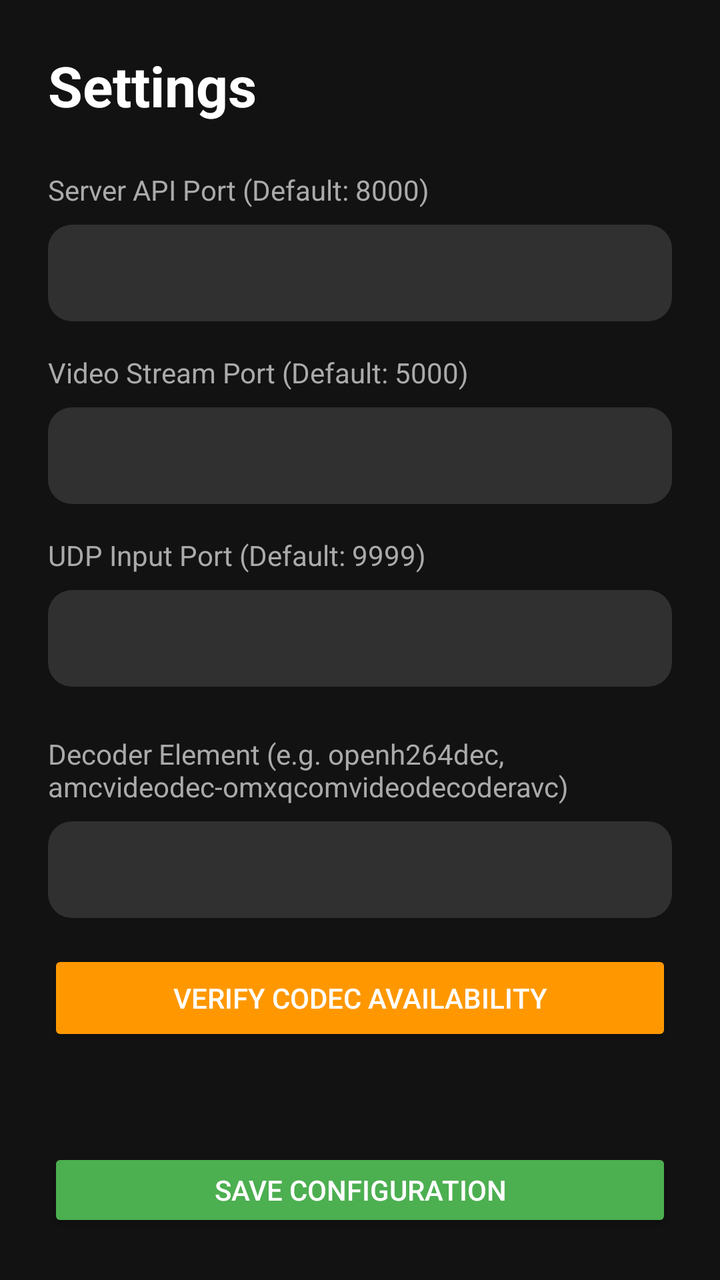
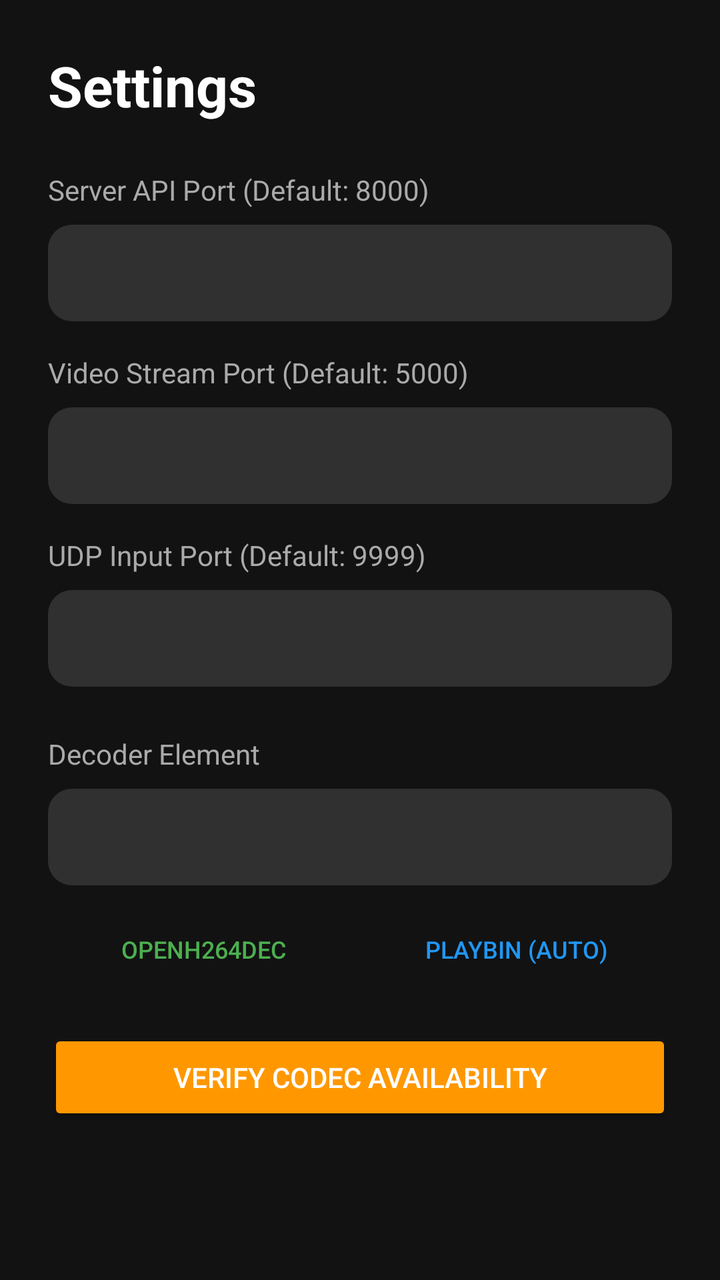

Screens rendered from an Android XML layout before and after an edit, with the pre-edit source and the edit as a unified diff.
<!-- AndroidManifest.xml: application theme Theme.AppCompat.Light.NoActionBar -->
<!-- res/layout/activity_settings.xml -->
<?xml version="1.0" encoding="utf-8"?>
<LinearLayout xmlns:android="http://schemas.android.com/apk/res/android"
    android:layout_width="match_parent"
    android:layout_height="match_parent"
    android:background="#121212"
    android:orientation="vertical"
    android:padding="24dp">

    <TextView
        android:layout_width="wrap_content"
        android:layout_height="wrap_content"
        android:text="Settings"
        android:textColor="#FFFFFF"
        android:textSize="28sp"
        android:textStyle="bold"
        android:layout_marginBottom="24dp"/>

    
    <TextView
        android:layout_width="wrap_content"
        android:layout_height="wrap_content"
        android:text="Server API Port (Default: 8000)"
        android:textColor="#AAAAAA"
        android:layout_marginBottom="8dp"/>
    <EditText
        android:id="@+id/etApiPort"
        android:layout_width="match_parent"
        android:layout_height="wrap_content"
        android:background="@drawable/rounded_toolbar_bg"
        android:padding="12dp"
        android:textColor="#FFFFFF"
        android:inputType="number"
        android:layout_marginBottom="16dp"/>

    
    <TextView
        android:layout_width="wrap_content"
        android:layout_height="wrap_content"
        android:text="Video Stream Port (Default: 5000)"
        android:textColor="#AAAAAA"
        android:layout_marginBottom="8dp"/>
    <EditText
        android:id="@+id/etVideoPort"
        android:layout_width="match_parent"
        android:layout_height="wrap_content"
        android:background="@drawable/rounded_toolbar_bg"
        android:padding="12dp"
        android:textColor="#FFFFFF"
        android:inputType="number"
        android:layout_marginBottom="16dp"/>

    
    <TextView
        android:layout_width="wrap_content"
        android:layout_height="wrap_content"
        android:text="UDP Input Port (Default: 9999)"
        android:textColor="#AAAAAA"
        android:layout_marginBottom="8dp"/>
    <EditText
        android:id="@+id/etInputPort"
        android:layout_width="match_parent"
        android:layout_height="wrap_content"
        android:background="@drawable/rounded_toolbar_bg"
        android:padding="12dp"
        android:textColor="#FFFFFF"
        android:inputType="number"
        android:layout_marginBottom="24dp"/>

    
    <TextView
        android:layout_width="wrap_content"
        android:layout_height="wrap_content"
        android:text="Decoder Element (e.g. openh264dec, amcvideodec-omxqcomvideodecoderavc)"
        android:textColor="#AAAAAA"
        android:layout_marginBottom="8dp"/>
    <EditText
        android:id="@+id/etDecoder"
        android:layout_width="match_parent"
        android:layout_height="wrap_content"
        android:background="@drawable/rounded_toolbar_bg"
        android:padding="12dp"
        android:textColor="#FFFFFF"
        android:inputType="text"
        android:layout_marginBottom="16dp"/>

    <Button
        android:id="@+id/btnVerifyCodec"
        android:layout_width="match_parent"
        android:layout_height="wrap_content"
        android:backgroundTint="#FF9800"
        android:text="Verify Codec Availability"
        android:textColor="#FFFFFF"
        android:layout_marginBottom="8dp"/>

    <TextView
        android:id="@+id/tvCodecStatus"
        android:layout_width="match_parent"
        android:layout_height="wrap_content"
        android:textColor="#FFFFFF"
        android:textSize="14sp"
        android:layout_marginBottom="24dp"/>

    <Button
        android:id="@+id/btnSaveSettings"
        android:layout_width="match_parent"
        android:layout_height="wrap_content"
        android:backgroundTint="#4CAF50"
        android:text="Save configuration"
        android:textColor="#FFFFFF"/>

</LinearLayout>
<!-- resources referenced by this layout -->
<resources>
  <!-- drawable rounded_toolbar_bg (drawable) -->
  <?xml version="1.0" encoding="utf-8"?>
  <shape xmlns:android="http://schemas.android.com/apk/res/android">
      <solid android:color="#303030"/>
      <corners android:radius="12dp"/>
  </shape>
</resources>

<!-- the commit's change to res/layout/activity_settings.xml (unified diff, before → after) -->
@@ -70,7 +70,7 @@
     <TextView
         android:layout_width="wrap_content"
         android:layout_height="wrap_content"
-        android:text="Decoder Element (e.g. openh264dec, amcvideodec-omxqcomvideodecoderavc)"
+        android:text="Decoder Element"
         android:textColor="#AAAAAA"
         android:layout_marginBottom="8dp"/>
     <EditText
@@ -81,7 +81,32 @@
         android:padding="12dp"
         android:textColor="#FFFFFF"
         android:inputType="text"
-        android:layout_marginBottom="16dp"/>
+        android:layout_marginBottom="8dp"/>
+
+    <LinearLayout
+        android:layout_width="match_parent"
+        android:layout_height="wrap_content"
+        android:orientation="horizontal"
+        android:layout_marginBottom="16dp">
+        <Button
+            android:id="@+id/btnSetOpenH264"
+            android:layout_width="0dp"
+            android:layout_height="wrap_content"
+            android:layout_weight="1"
+            android:text="openh264dec"
+            android:textSize="12sp"
+            style="?android:attr/borderlessButtonStyle"
+            android:textColor="#4CAF50"/>
+        <Button
+            android:id="@+id/btnSetPlaybin"
+            android:layout_width="0dp"
+            android:layout_height="wrap_content"
+            android:layout_weight="1"
+            android:text="playbin (auto)"
+            android:textSize="12sp"
+            style="?android:attr/borderlessButtonStyle"
+            android:textColor="#2196F3"/>
+    </LinearLayout>
 
     <Button
         android:id="@+id/btnVerifyCodec"
